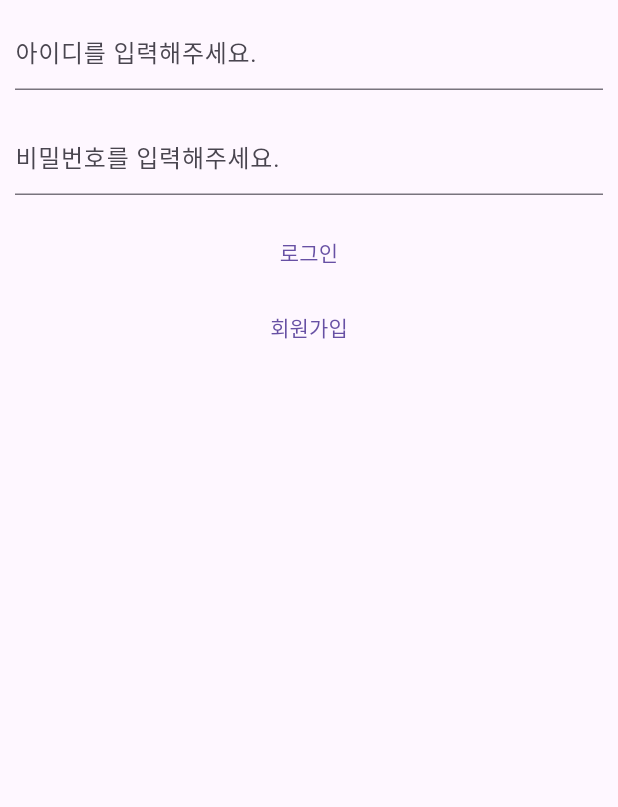
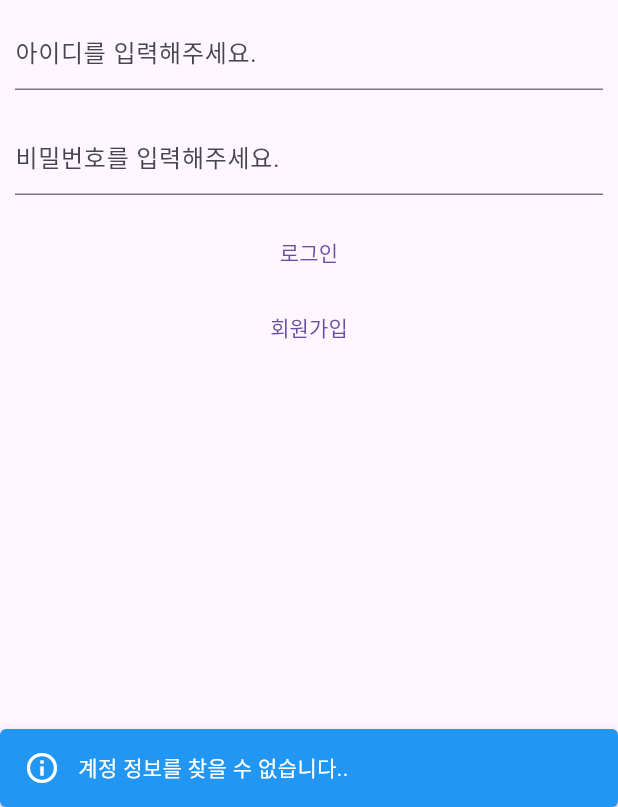
Before and after one commit to oals/MusicApp, a Flutter app: the Login screen opened directly, after a tap on "로그인", on a phone screen of 412 x 824 dp, the part 429-1236 px from its top. Run offline on Flutter 3.47's test engine with Material 3 defaults, Android fonts, the phone set to English and light mode, and no system bars.

Commit message:
2024-06-17-2

```diff
--- /dev/null
+++ b/lib/comnWidget/CustomSnackBar.dart
@@ -0,0 +1,26 @@
+import 'package:flutter/material.dart';
+
+class CustomSnackBar {
+  static void show(BuildContext context, String message) {
+    ScaffoldMessenger.of(context).showSnackBar(
+      SnackBar(
+        content: Row(
+          children: [
+            Icon(Icons.info_outline, color: Colors.white),
+            SizedBox(width: 12),
+            Expanded(
+              child: Text(
+                message,
+                style: TextStyle(color: Colors.white),
+              ),
+            ),
+          ],
+        ),
+        backgroundColor: Colors.blue,
+        duration: Duration(seconds: 3),
+        behavior: SnackBarBehavior.floating, // 스낵바가 화면 상단에 고정됩니다.
+        margin: EdgeInsets.only(top: kToolbarHeight + MediaQuery.of(context).padding.top), // 상단 여백 설정
+      ),
+    );
+  }
+}
--- a/lib/comnWidget/SnackBar.dart
+++ /dev/null
@@ -1,13 +0,0 @@
-import 'package:flutter/material.dart';
-
-class SnackBar extends StatelessWidget {
-
-  final String message;
-
-  const SnackBar({super.key,required this.message});
-
-  @override
-  Widget build(BuildContext context) {
-    return const Placeholder();
-  }
-}
--- a/lib/user/Login.dart
+++ b/lib/user/Login.dart
@@ -1,7 +1,7 @@
 import 'package:flutter/material.dart';
 import 'package:flutterapp/comnWidget/Appbar.dart';
 import 'package:flutterapp/main.dart';
-import 'package:flutterapp/comnWidget/SnackBar.dart';
+import 'package:flutterapp/comnWidget/CustomSnackBar.dart';
 
 class Login extends StatefulWidget {
   const Login({super.key});
@@ -65,7 +65,8 @@ class _Login extends State<Login> {
                         if(LoginTry()){
                           Navigator.push(context, MaterialPageRoute(builder: (context) => MyApp()))
                         }else{
-
+                          print('로그인 실패'),
+                          CustomSnackBar.show(context, '계정 정보를 찾을 수 없습니다..')
                         },
                       },
                       child: Container(
```
